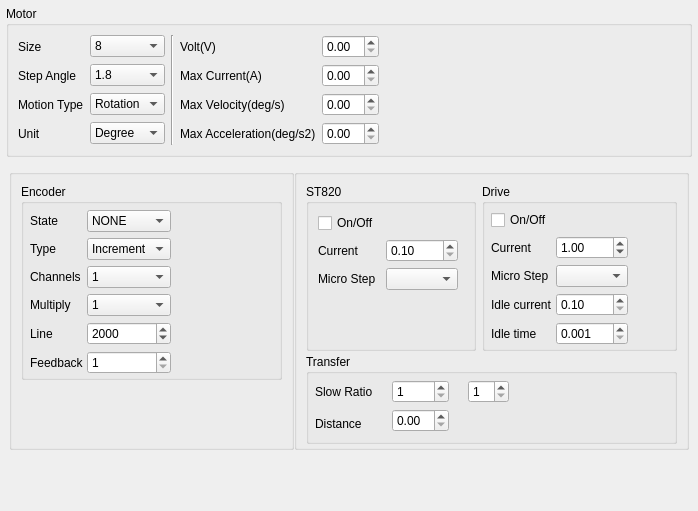
Old version of the form source/wnd/ui/mrqaxes.ui in the repository ww4u/megarobostudio.
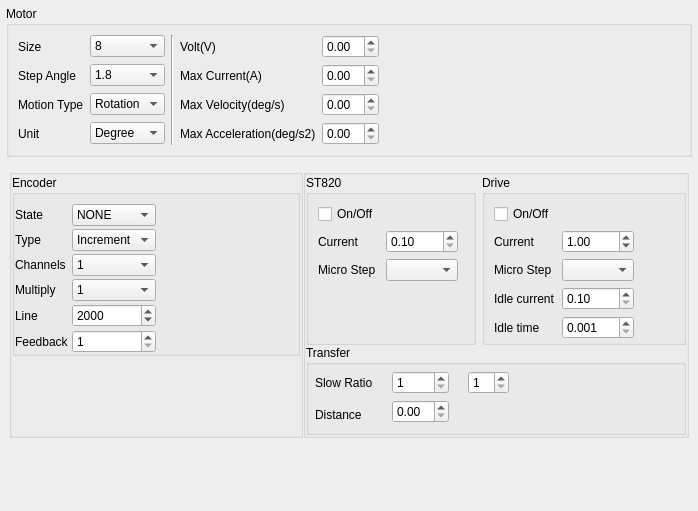
New version of the form. Icons and pictures are not drawn. Custom widgets are drawn as their Qt base class.

```diff
--- a/source/wnd/ui/mrqaxes.ui
+++ b/source/wnd/ui/mrqaxes.ui
@@ -262,6 +262,21 @@
         <string/>
        </property>
        <layout class="QVBoxLayout" name="verticalLayout_2">
+        <property name="spacing">
+         <number>0</number>
+        </property>
+        <property name="leftMargin">
+         <number>0</number>
+        </property>
+        <property name="topMargin">
+         <number>0</number>
+        </property>
+        <property name="rightMargin">
+         <number>0</number>
+        </property>
+        <property name="bottomMargin">
+         <number>0</number>
+        </property>
         <item>
          <widget class="QGroupBox" name="gb_encoder">
           <property name="sizePolicy">
@@ -278,18 +293,18 @@
           </property>
           <layout class="QGridLayout" name="gridLayout">
            <property name="leftMargin">
-            <number>6</number>
+            <number>0</number>
            </property>
            <property name="topMargin">
-            <number>6</number>
+            <number>9</number>
            </property>
            <property name="rightMargin">
-            <number>6</number>
+            <number>0</number>
            </property>
            <property name="bottomMargin">
-            <number>3</number>
+            <number>0</number>
            </property>
-           <property name="horizontalSpacing">
+           <property name="spacing">
             <number>3</number>
            </property>
            <item row="2" column="1">
@@ -483,10 +498,19 @@
        </property>
        <layout class="QVBoxLayout" name="verticalLayout">
         <property name="spacing">
-         <number>3</number>
+         <number>0</number>
+        </property>
+        <property name="leftMargin">
+         <number>0</number>
+        </property>
+        <property name="topMargin">
+         <number>0</number>
+        </property>
+        <property name="rightMargin">
+         <number>0</number>
         </property>
         <property name="bottomMargin">
-         <number>3</number>
+         <number>0</number>
         </property>
         <item>
          <layout class="QHBoxLayout" name="horizontalLayout">
@@ -578,21 +602,18 @@
             </property>
             <layout class="QGridLayout" name="gridLayout_3">
              <property name="leftMargin">
-              <number>6</number>
+              <number>9</number>
              </property>
              <property name="topMargin">
-              <number>6</number>
+              <number>9</number>
              </property>
              <property name="rightMargin">
-              <number>6</number>
+              <number>9</number>
              </property>
              <property name="bottomMargin">
               <number>3</number>
              </property>
-             <property name="horizontalSpacing">
-              <number>3</number>
-             </property>
-             <property name="verticalSpacing">
+             <property name="spacing">
               <number>6</number>
              </property>
              <item row="10" column="0">
```
